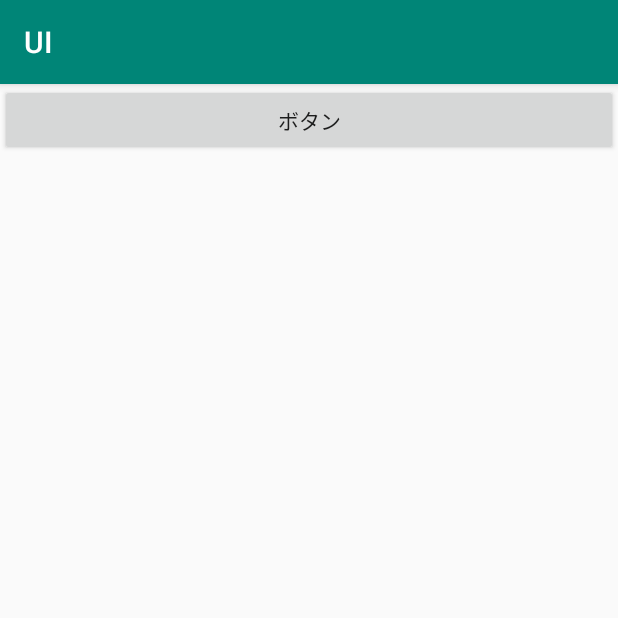
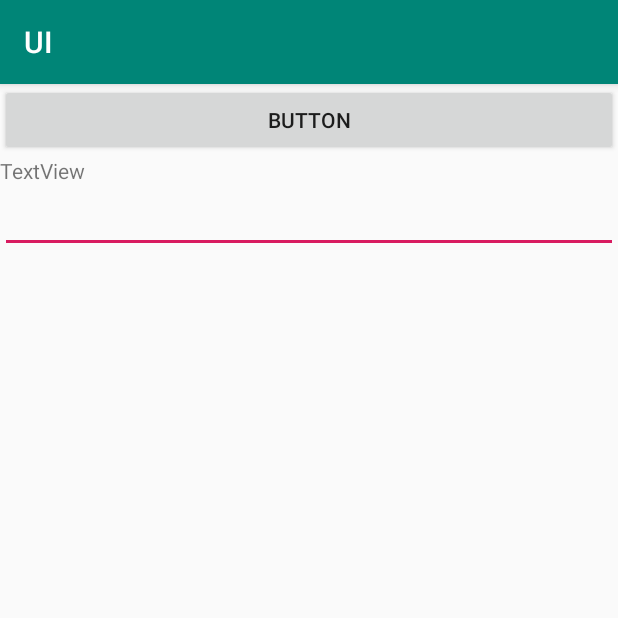
Before and after one commit to tagucode/UI, an Android app: the screen it shows after launch (MainActivity), on a phone screen of 412 x 824 dp, the top half of it. Run offline under Robolectric (Android 15) with nearby library versions, the phone set to English and light mode, and no system bars.

Commit message:
textEditボタン操作

```diff
--- a/app/src/main/java/jp/techacademy/satoshi/ui/MainActivity.kt
+++ b/app/src/main/java/jp/techacademy/satoshi/ui/MainActivity.kt
@@ -2,6 +2,8 @@ package jp.techacademy.satoshi.ui
 
 import android.support.v7.app.AppCompatActivity
 import android.os.Bundle
+import android.util.Log
+import android.view.View
 import kotlinx.android.synthetic.main.activity_main.*
 
 class MainActivity : AppCompatActivity() {
@@ -10,6 +12,9 @@ class MainActivity : AppCompatActivity() {
         super.onCreate(savedInstanceState)
         setContentView(R.layout.activity_main)
 
-        button1.text = "ボタン"
+        button1.setOnClickListener{
+            textView.text = editText.text.toString()
+        }
+
     }
 }
--- a/app/src/main/res/layout/activity_main.xml
+++ b/app/src/main/res/layout/activity_main.xml
@@ -11,4 +11,16 @@
         android:text="BUTTON"
         android:id="@+id/button1"/>
 
+    <TextView
+        android:layout_width="wrap_content"
+        android:layout_height="wrap_content"
+        android:text="TextView"
+        android:id="@+id/textView"/>
+
+    <EditText
+        android:layout_width="match_parent"
+        android:layout_height="wrap_content"
+        android:id="@+id/editText"/>
+
+
 </LinearLayout>
```
